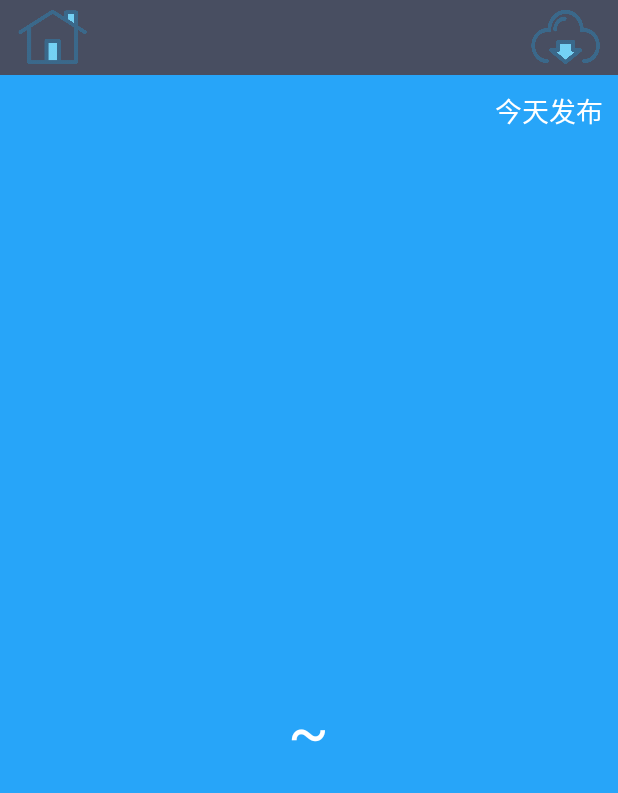
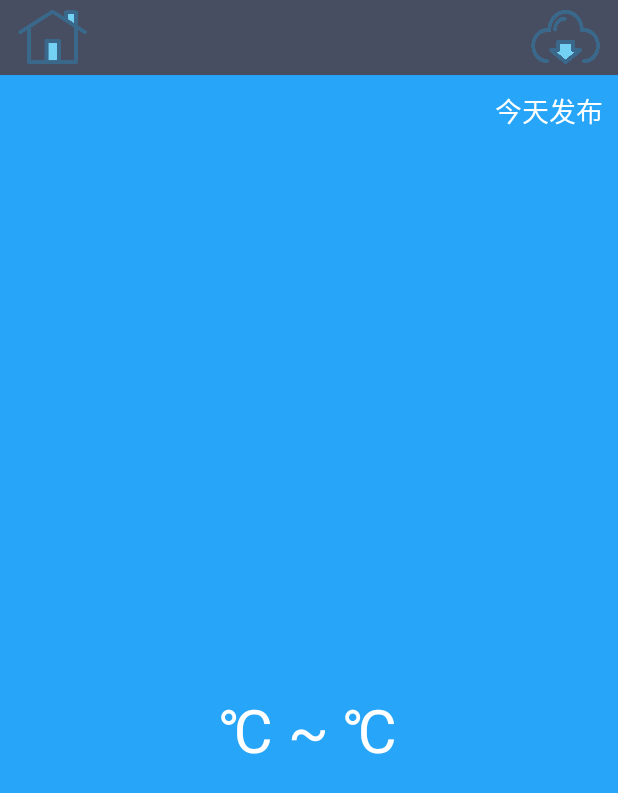
Before and after one commit to NPCMX/JustWeather, an Android app: the WeatherActivity screen opened directly, with no data from a screen before it, on a phone screen of 412 x 824 dp. Shown: the top 793 px of the screen. Run offline under Robolectric (Android 15) with nearby library versions, the phone set to English and light mode, and no system bars.

Commit message:
now this app can update its weather information by itself.the update frequency is 1 hour now.

```diff
--- a/app/src/main/java/com/npcmx/justweather/app/activity/WeatherActivity.java
+++ b/app/src/main/java/com/npcmx/justweather/app/activity/WeatherActivity.java
@@ -12,6 +12,7 @@ import android.widget.LinearLayout;
 import android.widget.TextView;
 
 import com.npc.cmx.justweather.R;
+import com.npcmx.justweather.app.service.AutoUpdateService;
 import com.npcmx.justweather.app.util.HttpCallbackListener;
 import com.npcmx.justweather.app.util.HttpUtil;
 import com.npcmx.justweather.app.util.Utility;
@@ -116,13 +117,15 @@ public class WeatherActivity extends Activity implements View.OnClickListener {
     private void showWeather(){
         SharedPreferences prefs = PreferenceManager.getDefaultSharedPreferences(this);
         cityNameText.setText(prefs.getString("city_name",""));
-        minTempText.setText(prefs.getString("minTemp",""));
-        maxTempText.setText(prefs.getString("maxTemp",""));
+        minTempText.setText(prefs.getString("minTemp","")+"℃");
+        maxTempText.setText(prefs.getString("maxTemp","")+"℃");
         weatherDespText.setText(prefs.getString("weather_desp",""));
         currentDateText.setText(prefs.getString("current_date",""));
         publishText.setText("今天"+prefs.getString("publish_time","")+"发布");
         weatherInfoLayout.setVisibility(View.VISIBLE);
         cityNameText.setVisibility(View.VISIBLE);
+        Intent intent = new Intent(this, AutoUpdateService.class);
+        startService(intent);
     }
 
 
--- a/app/src/main/res/values/strings.xml
+++ b/app/src/main/res/values/strings.xml
@@ -1,3 +1,3 @@
 <resources>
-    <string name="app_name">JustWeather</string>
+    <string name="app_name">简天气</string>
 </resources>
```
Also changed, not shown: app/src/main/AndroidManifest.xml (+7 -1 lines), app/src/main/java/com/npcmx/justweather/app/receiver/AutoUpdateReceiver.java (added, +19 -0 lines), app/src/main/java/com/npcmx/justweather/app/service/AutoUpdateService.java (added, +64 -0 lines), app/src/main/res/drawable/logo.png (added).
